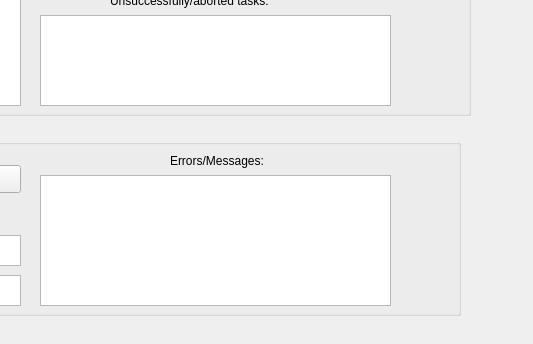
iti-luebeck/HANSE2011, file Hanse/CommandCenter/commandcenterform.ui: the form before one commit; both pictures show x 540 to 1073 and y 265 to 609 of the 1073 by 609 pixel window.
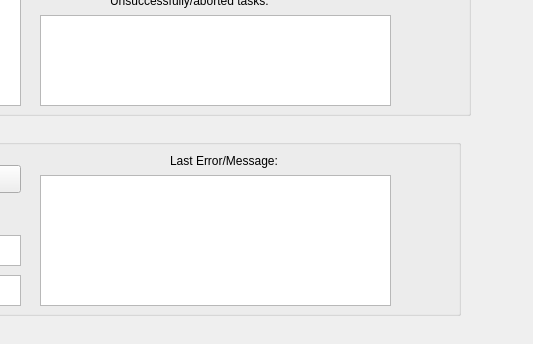
The form after the commit.

```diff
--- a/Hanse/CommandCenter/commandcenterform.ui
+++ b/Hanse/CommandCenter/commandcenterform.ui
@@ -324,7 +324,7 @@
      </rect>
     </property>
     <property name="text">
-     <string>Errors/Messages:</string>
+     <string>Last Error/Message:</string>
     </property>
    </widget>
    <widget class="QTextBrowser" name="errorOutput">
```
